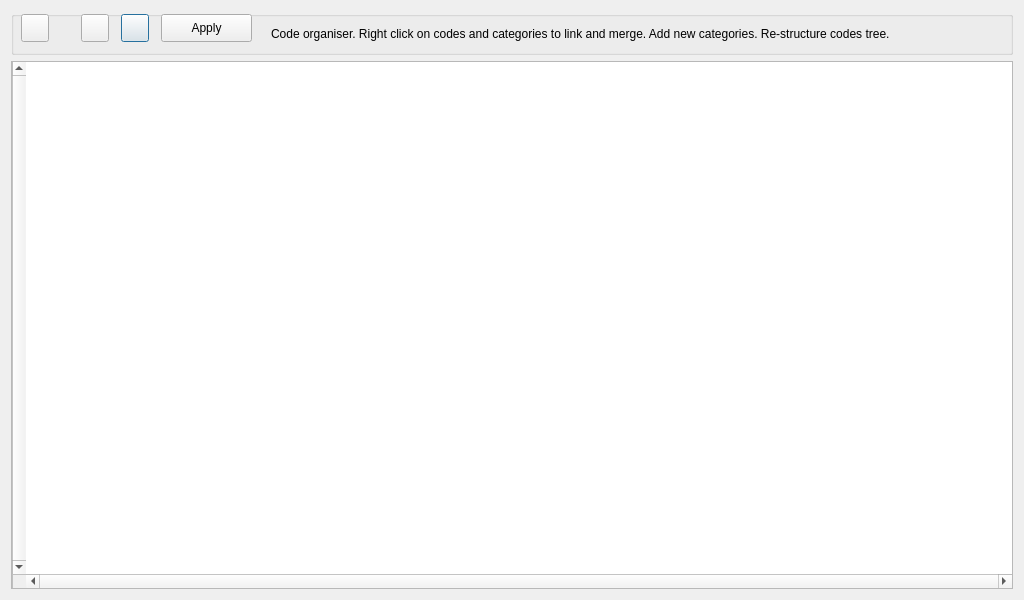
This is src/GUI_UIs/ui_dialog_organiser.ui in ccbogel/QualCoder as Qt 5 draws it before an edit. The edited form follows.
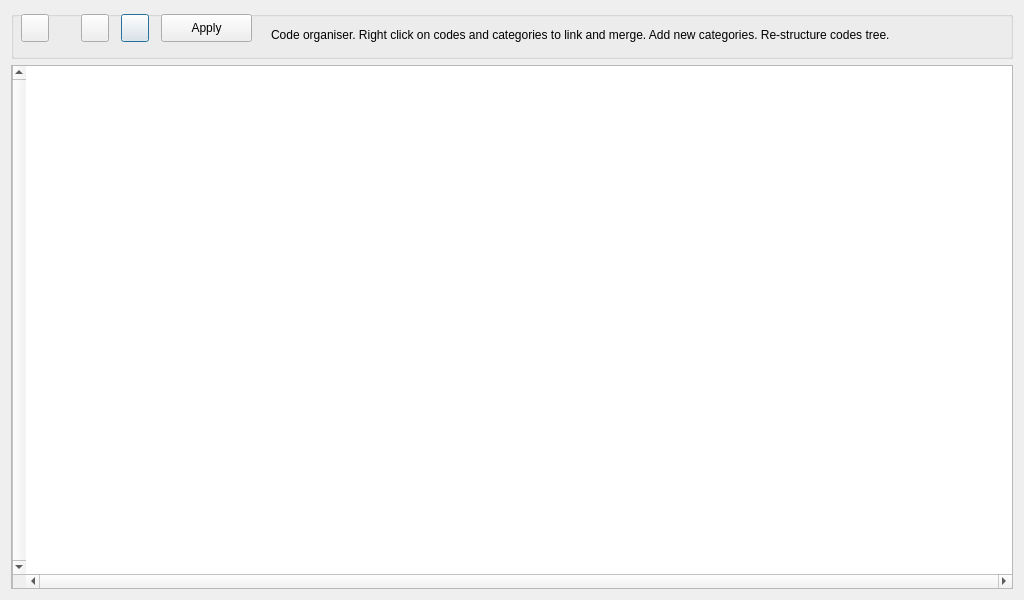
This is the edited form.

Commit message: Make some labels and boxes larger

```diff
--- a/src/GUI_UIs/ui_dialog_organiser.ui
+++ b/src/GUI_UIs/ui_dialog_organiser.ui
@@ -19,13 +19,13 @@
      <property name="minimumSize">
       <size>
        <width>0</width>
-       <height>44</height>
+       <height>48</height>
       </size>
      </property>
      <property name="maximumSize">
       <size>
        <width>16777215</width>
-       <height>70</height>
+       <height>48</height>
       </size>
      </property>
      <property name="title">
@@ -99,9 +99,9 @@
       <property name="geometry">
        <rect>
         <x>260</x>
-        <y>2</y>
+        <y>1</y>
         <width>721</width>
-        <height>41</height>
+        <height>46</height>
        </rect>
       </property>
       <property name="text">
```
